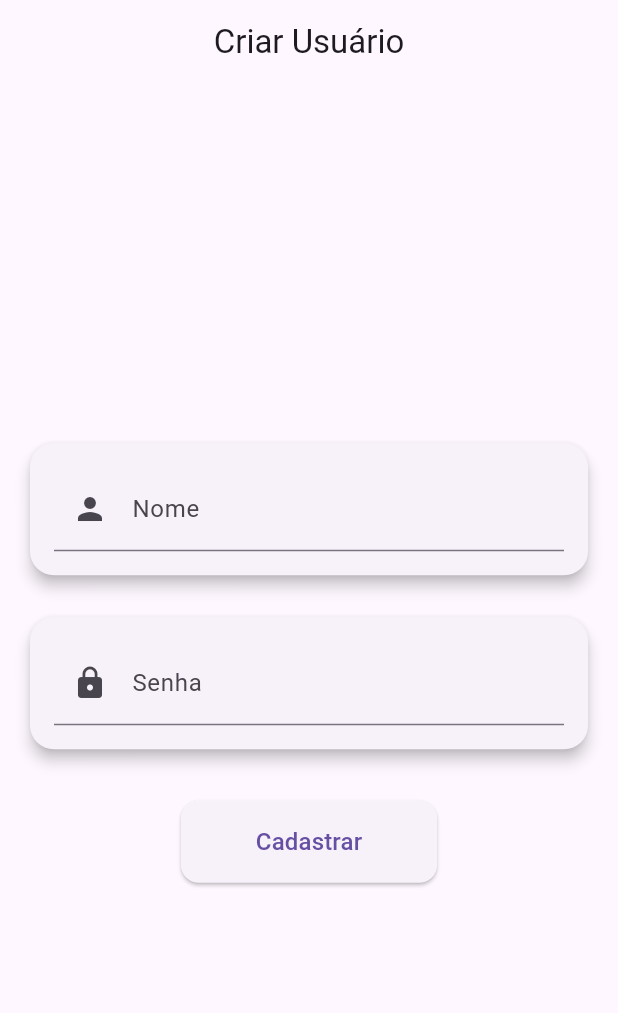
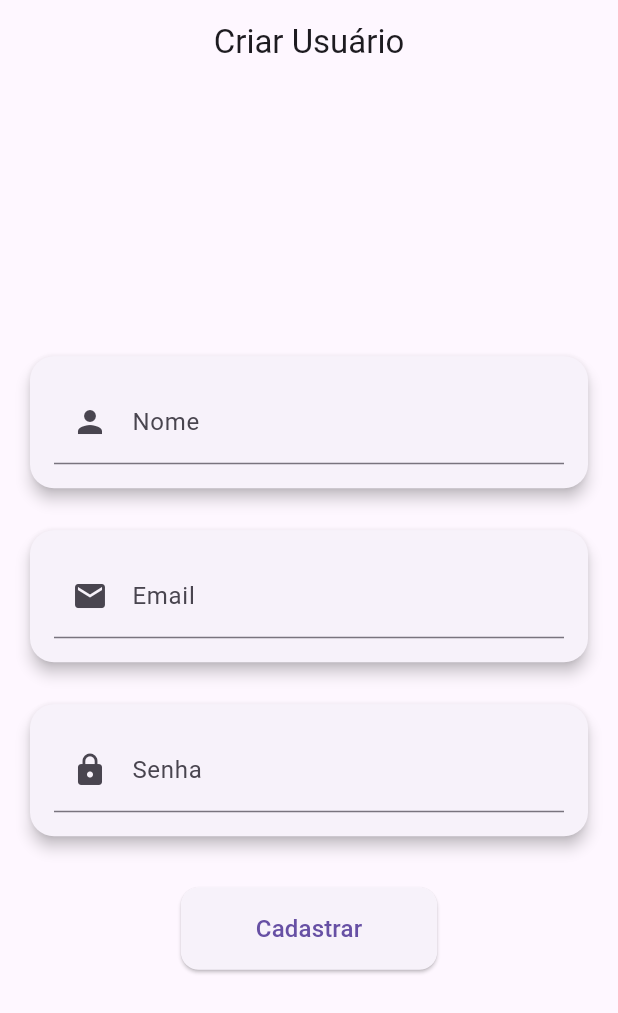
Before and after one commit to MauricioReisdoefer/realtime-chat-frontend, a Flutter app: the screen it shows after launch, on a phone screen of 412 x 824 dp. Shown: the top 1013 px of the screen. Run offline on Flutter 3.47's test engine with Material 3 defaults, Android fonts, the phone set to English and light mode, and no system bars.

```diff
--- a/lib/screens/create_user_screen.dart
+++ b/lib/screens/create_user_screen.dart
@@ -7,6 +7,7 @@ class CreateUser extends StatelessWidget {
   Widget build(BuildContext context) {
     final TextEditingController nameController = TextEditingController();
     final TextEditingController passwordController = TextEditingController();
+    final TextEditingController emailController = TextEditingController();
 
     return Scaffold(
       appBar: AppBar(title: const Text('Criar Usuário'), centerTitle: true),
@@ -25,6 +26,22 @@ class CreateUser extends StatelessWidget {
                   decoration: const InputDecoration(
                     labelText: 'Nome',
                     prefixIcon: Icon(Icons.person),
+                  ),
+                ),
+              ),
+            ),
+            const SizedBox(height: 20),
+            Card(
+              elevation: 4,
+              shape: RoundedRectangleBorder(borderRadius: BorderRadius.circular(16)),
+              child: Padding(
+                padding: const EdgeInsets.all(16),
+                child: TextField(
+                  controller: emailController,
+                  obscureText: true,
+                  decoration: const InputDecoration(
+                    labelText: 'Email',
+                    prefixIcon: Icon(Icons.mail),
                   ),
                 ),
               ),
```
Also changed, not shown: lib/models/user_model.dart (added, +26 -0 lines).
